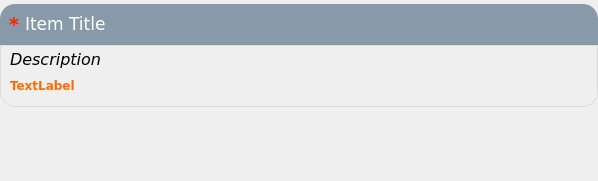
Before: the Qt Designer form resources/form_item.ui in lesca-research/piccel, drawn with Qt 5.
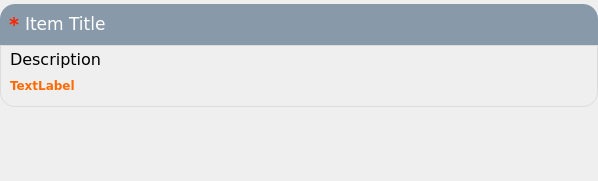
After: the same form once the commit is applied.

What changed in the file:
```diff
--- a/resources/form_item.ui
+++ b/resources/form_item.ui
@@ -198,7 +198,7 @@
             <font>
              <family>Verdana</family>
              <pointsize>12</pointsize>
-             <italic>true</italic>
+             <italic>false</italic>
             </font>
            </property>
            <property name="styleSheet">
```
